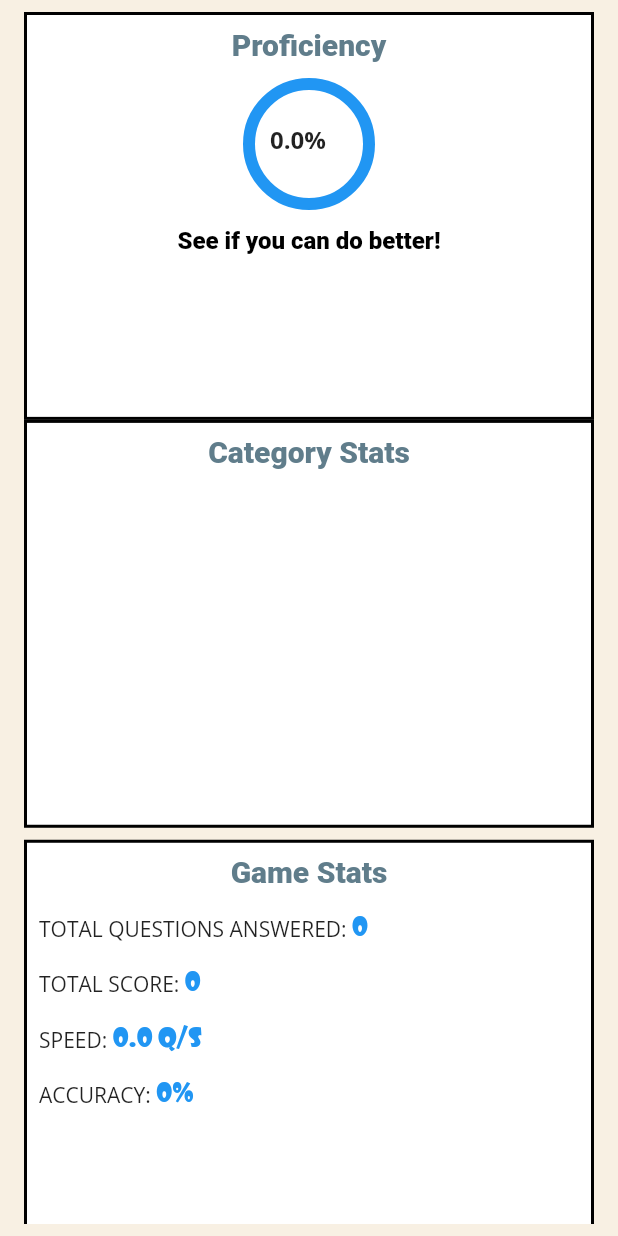
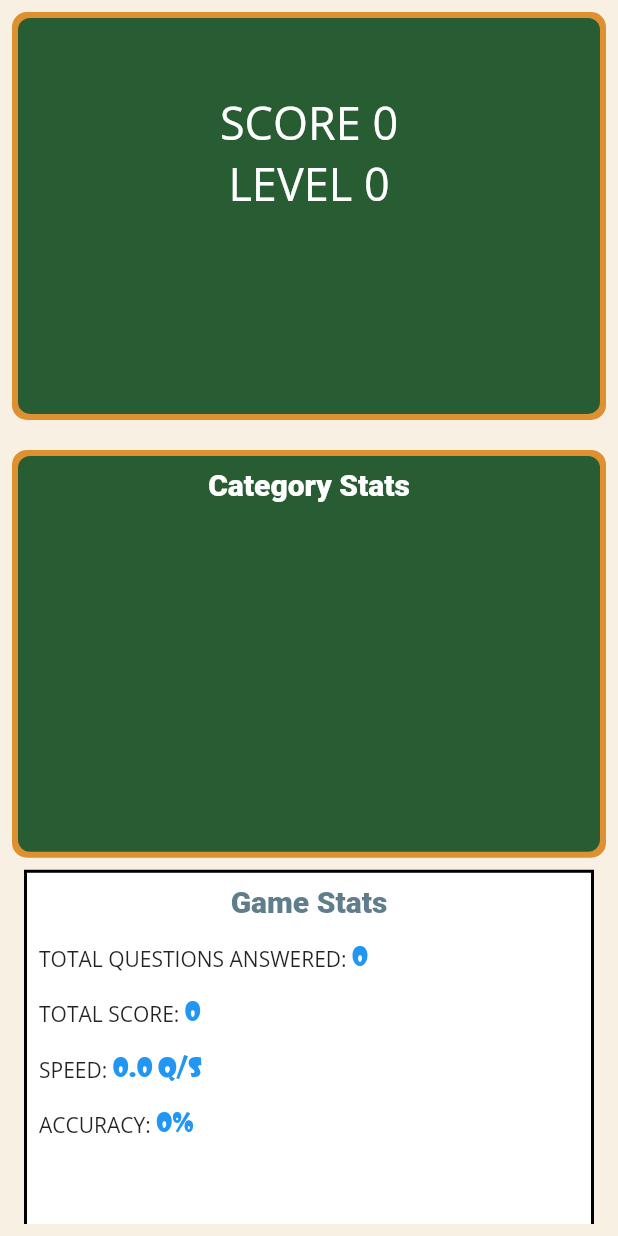
Before and after one commit to chibikes/trivia_expert_app, a Flutter app: the FinishedGamePage screen opened directly, on a phone screen of 412 x 824 dp. Run offline on Flutter 3.47's test engine with Material 2 defaults, Android fonts, the phone set to English and light mode, and no system bars; our stand-ins replace bloc, cloud_firestore, equatable, firebase_auth, firebase_core, firebase_storage and 13 more; missing offline and left inert: dart:ffi, pedantic; accounts and stored records are empty; network calls fail.

Commit message:
update finished game page

```diff
--- a/lib/file_storage.dart
+++ b/lib/file_storage.dart
@@ -18,7 +18,8 @@ class GamingStats {
     historyStat: FileStorage._instance?.getDouble(historyStat),
     geographyStat: FileStorage._instance?.getDouble(geographyStat),
     entertainmentStat: FileStorage._instance?.getDouble(entertainmentStat),
-    highScore : FileStorage._instance?.getInt(highScore),
+    highScore : FileStorage._instance?.getInt(highScore) ?? 0,
+    gameLevel: FileStorage._instance?.getInt(gameLevel) ?? 0,
   };
   static void setRecentStats(double accuracy) async {
     var gameStats = GameStats.gameStats;
--- a/lib/game/single_player/finished_game_page/finished_game_page.dart
+++ b/lib/game/single_player/finished_game_page/finished_game_page.dart
@@ -1,4 +1,3 @@
-import 'package:flutter/cupertino.dart';
 import 'package:flutter/material.dart';
 import 'package:google_fonts/google_fonts.dart';
 import 'package:trivia_expert_app/consts.dart';
@@ -8,6 +7,7 @@ import 'package:trivia_expert_app/game/single_player/finished_game_page/finished
 import 'package:trivia_expert_app/game_stats.dart';
 import 'package:trivia_expert_app/gamestates/gamestates_bloc.dart';
 import 'package:trivia_expert_app/widgets/finished_game_card.dart';
+import 'package:trivia_expert_app/widgets/game_widgets/chalkboard.dart';
 import 'package:trivia_expert_app/widgets/progress_indicator_widgets/roundrect_progress_indicator.dart';
 import 'package:flutter_bloc/flutter_bloc.dart';
 
@@ -24,7 +24,6 @@ class FinishedGamePage extends StatefulWidget {
 }
 
 class FinishedGamePageState extends State<FinishedGamePage> {
-
   @override
   Widget build(BuildContext context) {
     var gameStats = GameStats.gameStats;
@@ -35,7 +34,10 @@ class FinishedGamePageState extends State<FinishedGamePage> {
         child: Text(
           'Category Stats',
           style: GoogleFonts.droidSans(
-              fontSize: 20, color: Colors.blueGrey, fontWeight: FontWeight.w900,),
+            fontSize: 20,
+            color: Colors.white,
+            fontWeight: FontWeight.w900,
+          ),
         ),
       ),
     );
@@ -51,68 +53,42 @@ class FinishedGamePageState extends State<FinishedGamePage> {
         ));
       }
     });
-    return BlocBuilder<GameEndCubit, GameEndState>(
-      builder: (context, state) {
+    return BlocBuilder<GameEndCubit, GameEndState>(builder: (context, state) {
       return Scaffold(
         backgroundColor: Color(0xffF8F0E3),
         body: Padding(
           padding: const EdgeInsets.all(8.0),
           child: ListView(
             children: [
-                Padding(
-                  padding: const EdgeInsets.symmetric(horizontal: 8.0),
-                  child: Container(
+              ChalkBoard(
+                height: 0.33 * MediaQuery.of(context).size.height,
+                width: 0.80 * MediaQuery.of(context).size.width,
+                widget: Column(
+                    // if new level nice if not see if you can try better
+                    children: [
+                      Text(''),
+                      SizedBox(
+                        height: 30,
+                      ),
+                      Text(
+                        'SCORE ${GamingStats.recentStats[highScore]}',
+                        style: TextStyle(fontSize: 30, color: Colors.white),
+                      ),
+                      Text(
+                        'LEVEL ${GamingStats.recentStats[gameLevel]}',
+                        style: TextStyle(fontSize: 30, color: Colors.white),
+                      )
+                    ]),
+              ),
+              SizedBox(
+                height: 20.0,
+              ),
+              ChalkBoard(
                 width: 0.80 * MediaQuery.of(context).size.width,
                 height: 0.33 * MediaQuery.of(context).size.height,
                 // elevation: 8.0,
-                    decoration:
-                    BoxDecoration(color: Colors.white, border: Border.all(width: 2.0)),
-                    child: Padding(
-                      padding: const EdgeInsets.all(8.0),
-                      child: Column(
-                        children: [
-                          Text(
-                            'Proficiency',
-                            style: GoogleFonts.droidSans(
-                                fontSize: 20,
-                                color: Colors.blueGrey,
-                                fontWeight: FontWeight.w900),
-                          ),
-                          SizedBox(height: 15,),
-                          Stack(
-                            children: [
-                              SizedBox(
-                                height: 80,
-                                width: 80,
-                                child: CircularProgressIndicator(
-                                  strokeWidth: 8.0,
-                                  value: state.proficiency / 100,
-                                  valueColor: AlwaysStoppedAnimation<Color>(Colors.indigo),
-                                  backgroundColor: Colors.blue,
-                                ),
-                              ),
-                              Positioned(top: 26.0, left: 14.0,child: Text('${state.proficiency}%', style: TextStyle(fontSize: 16.0, fontWeight: FontWeight.bold),))
-                            ],
-                          ),
-                          SizedBox(height: 15,),
-                          Text(assessScore(state.proficiency), style: GoogleFonts.droidSans(
-                              fontSize: 16, color: Colors.black, fontWeight: FontWeight.w900),),
-                        ]
-                      ),
-                    ),
-                  ),
-                ),
-                Padding(
-                  padding: const EdgeInsets.symmetric(horizontal: 8.0),
-                  child: Container(
-                    width: 0.80 * MediaQuery.of(context).size.width,
-                    height: 0.33 * MediaQuery.of(context).size.height,
-                    // elevation: 8.0,
-                    decoration:
-                        BoxDecoration(color: Colors.white, border: Border.all(width: 2.0)),
-                    child: Column(
+                widget: Column(
                   children: listStats,
-                    ),
                 ),
               ),
               Padding(
@@ -144,23 +120,31 @@ class FinishedGamePageState extends State<FinishedGamePage> {
                         Row(
                           children: [
                             Text('TOTAL QUESTIONS ANSWERED: '),
-                              Text('${state.totalQuestions}', style: TextStyle(
+                            Text(
+                              '${state.totalQuestions}',
+                              style: TextStyle(
                                   fontFamily: 'showCardGothic',
                                   color: Colors.blue,
-                                  fontSize: 18),),
+                                  fontSize: 18),
+                            ),
                           ],
                         ),
                         SizedBox(height: 15),
                         Row(
                           children: [
                             Text('TOTAL SCORE: '),
-                              Text('${state.totalScores}', style: TextStyle(
+                            Text(
+                              '${state.totalScores}',
+                              style: TextStyle(
                                   fontFamily: 'showCardGothic',
                                   color: Colors.blue,
-                                  fontSize: 18),),
+                                  fontSize: 18),
+                            ),
                           ],
                         ),
-                          SizedBox(height: 15,),
+                        SizedBox(
+                          height: 15,
+                        ),
                         Row(
                           children: [
                             Text('SPEED: '),
@@ -198,13 +182,13 @@ class FinishedGamePageState extends State<FinishedGamePage> {
           ),
         ),
       );
-      }
-    );
+    });
   }
 
   @override
   void deactivate() {
-    GamingStats.setRecentStats(context.read<GameEndCubit>().state.proficiency/100);
+    GamingStats.setRecentStats(
+        context.read<GameEndCubit>().state.proficiency / 100);
     GameStats.gameStats.clear();
     // context.read<GameEndCubit>().close();
     super.deactivate();
@@ -212,8 +196,9 @@ class FinishedGamePageState extends State<FinishedGamePage> {
 }
 
 String assessScore(double score) {
-  if(score >= 90) return 'Excellent!';
-  else if(score >= 70) return 'Nice!';
-  else if(score >= 50) return 'Good!';
-  else return 'See if you can do better!';
+  // a score >= 10 definitely means a new level event!
+  if (score >= 10)
+    return 'NEW LEVEL UNLOCKED!';
+  else
+    return 'See if you can do better!';
 }
--- a/lib/game/single_player/online_single_player/cubit/online_single_player_cubit.dart
+++ b/lib/game/single_player/online_single_player/cubit/online_single_player_cubit.dart
@@ -69,7 +69,7 @@ class OnlineSinglePlayerCubit extends Cubit<OnlineSinglePlayerState> {
       if (index == buttonSelected) {
         if (question.correctAnswer == answer) {
           //TODO: change to 10 co_ord with offset
-          4 % state.index == 0 ? emit(state.copyWith(level: state.level + 1, gameStatus: GameStatus.levelChanged)) : null;
+          state.index % 4 == 0 ? emit(state.copyWith(level: state.level + 1, gameStatus: GameStatus.levelChanged)) : null;
           GameStats.gameStats.update(question.category!,
               (value) => Stats(value.score + 1, value.categoryFrequency + 1),
               ifAbsent: () {
--- a/lib/widgets/finished_game_card.dart
+++ b/lib/widgets/finished_game_card.dart
@@ -13,14 +13,15 @@ class GameStatsCard extends StatelessWidget {
   Widget build(BuildContext context) {
     return Column(
       children: [
-        Text('$category : $score%', style: TextStyle(fontSize: 16, fontWeight: FontWeight.bold),),
+        Text('$category : $score%', style: TextStyle(fontSize: 16, fontWeight: FontWeight.bold, color: Colors.white),),
         SizedBox(
           width: 0.80 * MediaQuery.of(context).size.width,
           height: 0.015 * MediaQuery.of(context).size.height,
           child: RoundRectIndicator(
             value: ratio,
             radius: 24.0,
-            valueColor: AlwaysStoppedAnimation<Color>(ratio < 0.5 ? Colors.deepOrange : Colors.indigo),
+            backgroundColor: Colors.amber,
+            valueColor: AlwaysStoppedAnimation<Color>(ratio < 0.5 ? Colors.deepOrange : Colors.teal),
           ),
         ),
       ],
```
Lines whose indentation alone changed are shown as unchanged.
